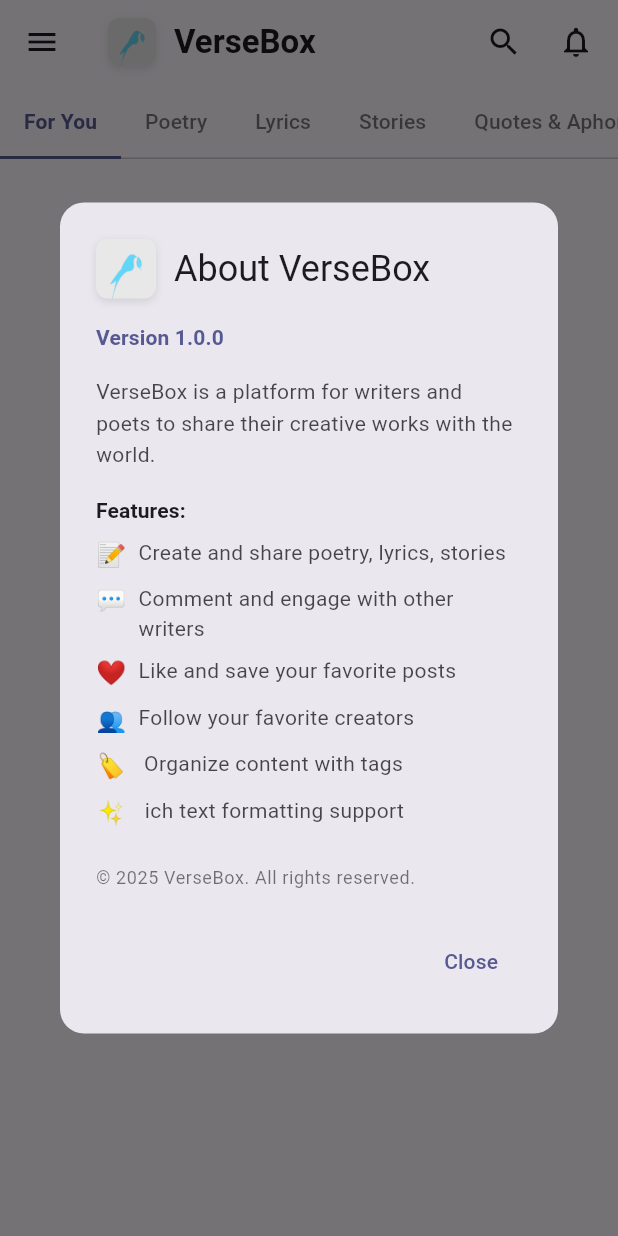
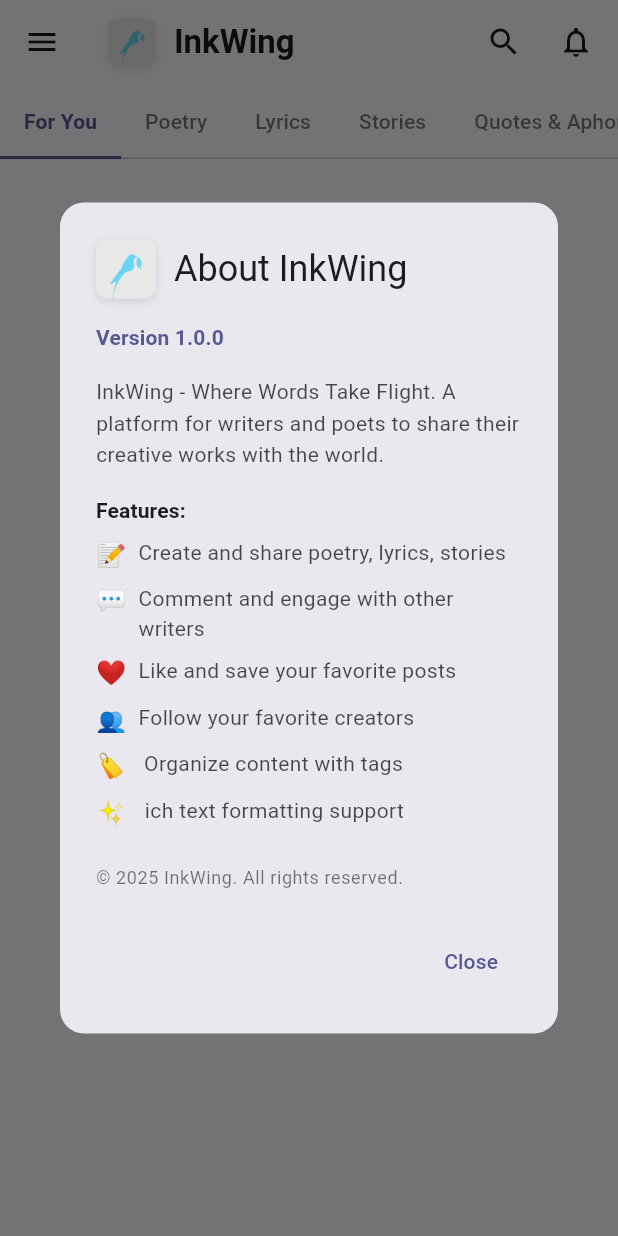
Before and after one commit to maduranga98/solid-octo-garbanzo, a Flutter app: the screen it shows once a user with an empty profile is signed in, in the side drawer, after a tap on "About App", on a phone screen of 412 x 824 dp. Run offline on Flutter 3.47's test engine with Material 3 defaults, Android fonts, the phone set to English and light mode, and no system bars; our stand-ins replace cloud_firestore, country_picker, firebase_auth, firebase_core, firebase_crashlytics, firebase_messaging and 10 more; missing offline and left inert: flutter_quill; accounts and stored records are empty.

Commit message:
Rebrand application from VerseBox to InkWing
- Changed application name from VerseBox to InkWing across all platforms
- Updated tagline to "Where Words Take Flight"
- Modified app display names in Android and iOS manifests
- Updated web metadata, manifest, and page title
- Refreshed all UI text references in screens (home, splash, login, intro)
- Updated documentation files (README, deployment guides, security guide)
- Changed package description in pubspec.yaml

```diff
--- a/lib/screens/auth/login.dart
+++ b/lib/screens/auth/login.dart
@@ -300,7 +300,7 @@ class _LoginState extends State<Login> with TickerProviderStateMixin {
 
         // App Title
         Text(
-          'VerseBox',
+          'InkWing',
           style: theme.textTheme.headlineLarge?.copyWith(
             fontWeight: FontWeight.bold,
             color: theme.colorScheme.onSurface,
--- a/lib/screens/auth/user_preferences_intro_screen.dart
+++ b/lib/screens/auth/user_preferences_intro_screen.dart
@@ -192,7 +192,7 @@ class _UserPreferencesIntroScreenState
           ),
           const SizedBox(height: 32),
           Text(
-            "Welcome to VerseBox! ✨",
+            "Welcome to InkWing! ✨",
             textAlign: TextAlign.center,
             style: theme.textTheme.headlineMedium?.copyWith(
               fontWeight: FontWeight.bold,
--- a/lib/screens/home/home_screen.dart
+++ b/lib/screens/home/home_screen.dart
@@ -124,7 +124,7 @@ class _HomeScreenState extends ConsumerState<HomeScreen>
                       const SizedBox(height: 4),
                       // App name
                       Text(
-                        'VerseBox - Poetic Platform',
+                        'InkWing - Where Words Take Flight',
                         style: theme.textTheme.bodySmall?.copyWith(
                           color: Colors.white.withValues(alpha: 0.9),
                         ),
@@ -283,7 +283,7 @@ class _HomeScreenState extends ConsumerState<HomeScreen>
                   ),
                   const SizedBox(width: 12),
                   Text(
-                    'VerseBox',
+                    'InkWing',
                     style: theme.textTheme.titleLarge?.copyWith(
                       fontWeight: FontWeight.bold,
                       color: colorScheme.onSurface,
@@ -1380,7 +1380,7 @@ class _HomeScreenState extends ConsumerState<HomeScreen>
               ),
             ),
             const SizedBox(width: 12),
-            const Text('About VerseBox'),
+            const Text('About InkWing'),
           ],
         ),
         content: SingleChildScrollView(
@@ -1397,7 +1397,7 @@ class _HomeScreenState extends ConsumerState<HomeScreen>
               ),
               const SizedBox(height: 16),
               Text(
-                'VerseBox is a platform for writers and poets to share their creative works with the world.',
+                'InkWing - Where Words Take Flight. A platform for writers and poets to share their creative works with the world.',
                 style: theme.textTheme.bodyMedium?.copyWith(
                   color: colorScheme.onSurface.withValues(alpha: 0.8),
                   height: 1.5,
@@ -1419,7 +1419,7 @@ class _HomeScreenState extends ConsumerState<HomeScreen>
               _buildFeatureItem('✨ Rich text formatting support'),
               const SizedBox(height: 16),
               Text(
-                '© 2025 VerseBox. All rights reserved.',
+                '© 2025 InkWing. All rights reserved.',
                 style: theme.textTheme.bodySmall?.copyWith(
                   color: colorScheme.onSurface.withValues(alpha: 0.6),
                 ),
--- a/lib/screens/splash_screen.dart
+++ b/lib/screens/splash_screen.dart
@@ -90,7 +90,7 @@ class _SplashScreenState extends State<SplashScreen>
                     const SizedBox(height: 32),
                     // App Name
                     Text(
-                      'VerseBox',
+                      'InkWing',
                       style: TextStyle(
                         fontSize: 32,
                         fontWeight: FontWeight.bold,
@@ -100,7 +100,7 @@ class _SplashScreenState extends State<SplashScreen>
                     ),
                     const SizedBox(height: 8),
                     Text(
-                      'Where creativity lives forever',
+                      'Where Words Take Flight',
                       style: TextStyle(
                         fontSize: 16,
                         color: isDark ? Colors.grey[400] : Colors.grey[600],
--- a/pubspec.yaml
+++ b/pubspec.yaml
@@ -1,5 +1,5 @@
 name: versebox
-description: "VerseBox - A poetry and content sharing social platform."
+description: "InkWing - Where Words Take Flight"
 # The following line prevents the package from being accidentally published to
 # pub.dev using `flutter pub publish`. This is preferred for private packages.
 publish_to: "none" # Remove this line if you wish to publish to pub.dev
```
Also changed, not shown: 10 other files.
